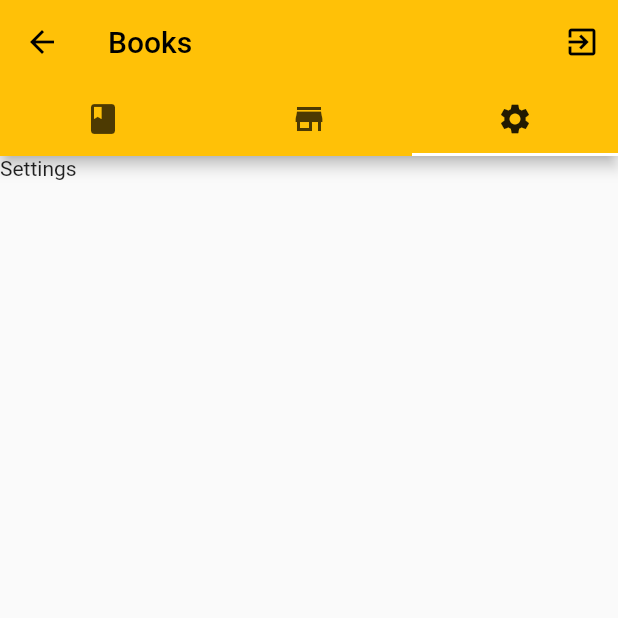
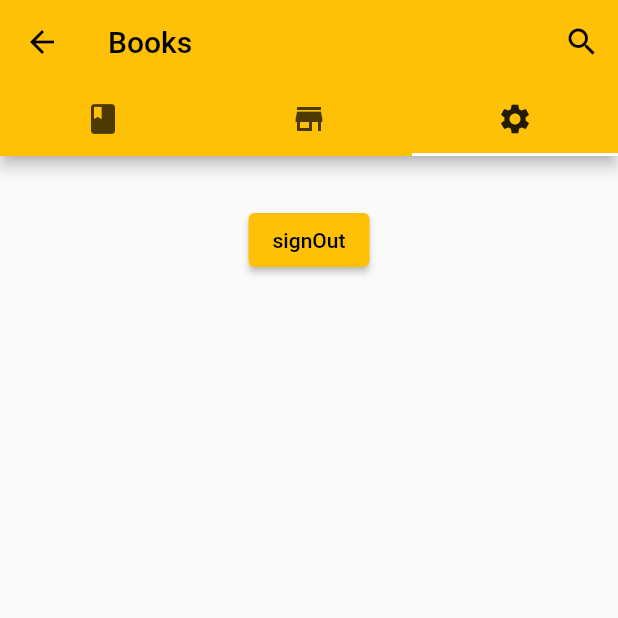
Before and after one commit to paowick/bookstoreMobile, a Flutter app: the BookPage screen opened by its route, tab 3 chosen, on a phone screen of 412 x 824 dp, the top half of it. Run offline on Flutter 3.47's test engine with Material 2 defaults, Android fonts, the light colour scheme and no system bars; our stand-ins replace cloud_firestore, firebase_auth, firebase_core; accounts and stored records are empty.

Commit message:
setting and user page

```diff
--- a/bookstore/lib/book.dart
+++ b/bookstore/lib/book.dart
@@ -1,13 +1,20 @@
+import 'package:bookstore/setting.dart';
 import 'package:flutter/material.dart';
 import 'package:bookstore/showdetail.dart';
 import 'package:firebase_auth/firebase_auth.dart';
 import 'package:cloud_firestore/cloud_firestore.dart';
+import 'package:bookstore/setting.dart';
 
 int? indextemp = 0;
 
-class BookPage extends StatelessWidget {
+class BookPage extends StatefulWidget {
   BookPage({Key? key}) : super(key: key);
 
+  @override
+  State<BookPage> createState() => _BookPageState();
+}
+
+class _BookPageState extends State<BookPage> {
   final store = FirebaseFirestore.instance;
 
   @override
@@ -19,7 +26,7 @@ class BookPage extends StatelessWidget {
       child: Scaffold(
         appBar: AppBar(
           title: const Text("Books"),
-          actions: <Widget>[signOutButton(context)],
+          actions: <Widget>[search(context)],
           bottom: const TabBar(tabs: [
             Tab(
               icon: Icon(Icons.book),
@@ -29,7 +36,7 @@ class BookPage extends StatelessWidget {
           ]),
         ),
         body: TabBarView(
-          children: [Text('Mybook'), snapBook(), Text('Settings')],
+          children: [Text('Mybook'), snapBook(), settingPage()],
         ),
       ),
     );
@@ -49,13 +56,10 @@ class BookPage extends StatelessWidget {
         });
   }
 
-  IconButton signOutButton(context) {
+  IconButton search(context) {
     return IconButton(
-      icon: const Icon(Icons.exit_to_app),
-      onPressed: () {
-        FirebaseAuth.instance.signOut();
-        Navigator.popAndPushNamed(context, '/');
-      },
+      icon: const Icon(Icons.search),
+      onPressed: () {},
     );
   }
 
--- a/bookstore/lib/login.dart
+++ b/bookstore/lib/login.dart
@@ -1,7 +1,6 @@
 import 'package:bookstore/main.dart';
 import 'package:flutter/material.dart';
 import 'package:bookstore/register.dart';
-
 import 'package:firebase_auth/firebase_auth.dart';
 
 class LoginPage extends StatefulWidget {
--- a/bookstore/lib/main.dart
+++ b/bookstore/lib/main.dart
@@ -1,3 +1,4 @@
+import 'package:bookstore/setting.dart';
 import 'package:firebase_auth/firebase_auth.dart';
 import 'package:flutter/material.dart';
 import 'package:bookstore/login.dart';
@@ -35,6 +36,7 @@ class MyApp extends StatelessWidget {
         '/addbook': (context) => AddBookPage(),
         '/book': (context) => BookPage(),
         '/resetpass': (context) => Resetpass(),
+        '/setting':(context) => settingPage(),
       },
     );
   }
--- /dev/null
+++ b/bookstore/lib/setting.dart
@@ -0,0 +1,70 @@
+import 'package:bookstore/main.dart';
+import 'package:cloud_firestore/cloud_firestore.dart';
+import 'package:firebase_auth/firebase_auth.dart';
+import 'package:flutter/cupertino.dart';
+import 'package:flutter/material.dart';
+import 'package:bookstore/setting.dart';
+
+class settingPage extends StatefulWidget {
+  settingPage({super.key});
+
+  @override
+  State<settingPage> createState() => _settingPageState();
+}
+
+class _settingPageState extends State<settingPage> {
+  String temp = FirebaseAuth.instance.currentUser!.uid.toString();
+
+  final store = FirebaseFirestore.instance;
+
+  @override
+  Widget build(BuildContext context) {
+    return Container(
+      child: Column(
+        children: [snapUser()],
+      ),
+    );
+  }
+
+  Widget snapUser() {
+    return StreamBuilder(
+      stream:
+          store.collection('user').where("uid", isEqualTo: temp).snapshots(),
+      builder: (context, AsyncSnapshot<QuerySnapshot> snapshot) {
+        return Container(
+          child: snapshot.hasData
+              ? buildUser(snapshot.data!)
+              : const Center(
+                  child: CircularProgressIndicator(),
+                ),
+        );
+      },
+    );
+  }
+
+  Widget buildUser(QuerySnapshot data) {
+    return Column(
+      children: data.docs.map((document) {
+        return Container(
+          child: Column(
+            children: [
+              Text(document["name"]),
+              Text(document["email"]),
+              signOutButton(context)
+            ],
+          ),
+        );
+      }).toList(),
+    );
+  }
+
+  ElevatedButton signOutButton(context) {
+    return ElevatedButton(
+      onPressed: () {
+        FirebaseAuth.instance.signOut();
+        Navigator.popAndPushNamed(context, '/');
+      },
+      child: Text('signOut'),
+    );
+  }
+}
--- a/bookstore/lib/showdetail.dart
+++ b/bookstore/lib/showdetail.dart
@@ -45,7 +45,7 @@ class _BookDetailState extends State<BookDetail> {
 
   buildBook(QuerySnapshot data) {
     if (data.docs.isEmpty) {
-      return (BookPage().buildBookList(data));
+      return (BookPage() /* .buildBookList(data)*/);
     }
     var model = data.docs.elementAt(indextemp!);
 
```
Also changed, not shown: bookstore/lib/register.dart (line endings or trailing spaces).
